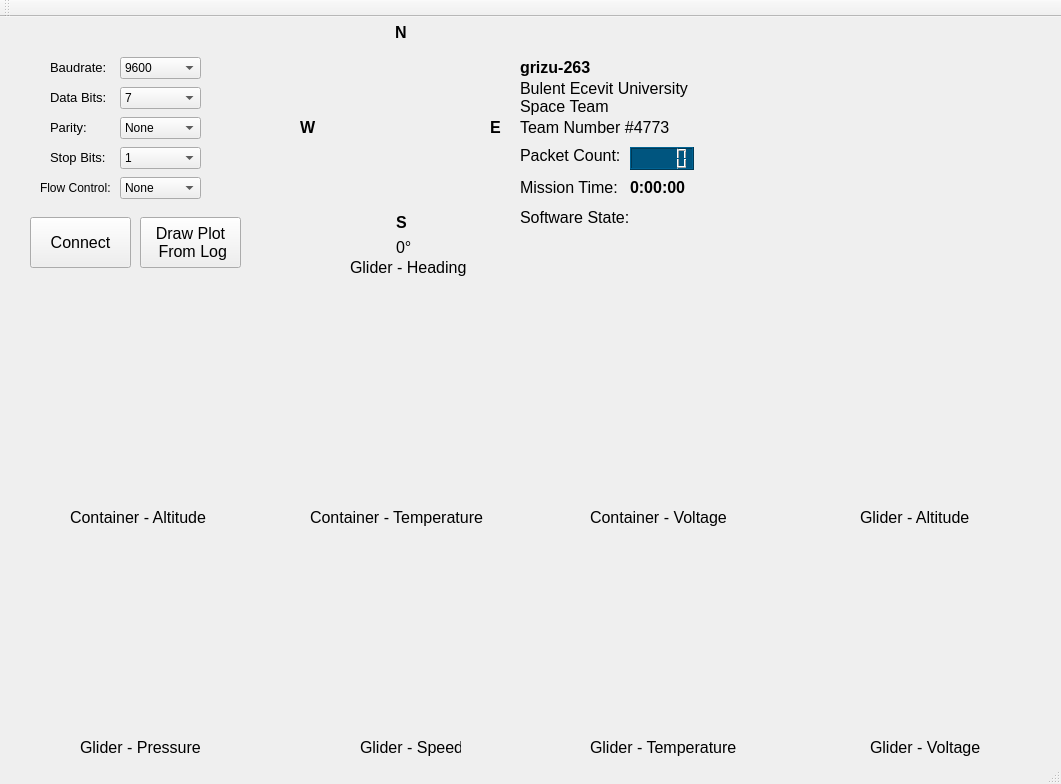
Old version of the form grizu-263_GCS/grizu-263_GCS/mainwindow.ui in the repository semsturgut/CanSat-2017-Ground-Control-Station.
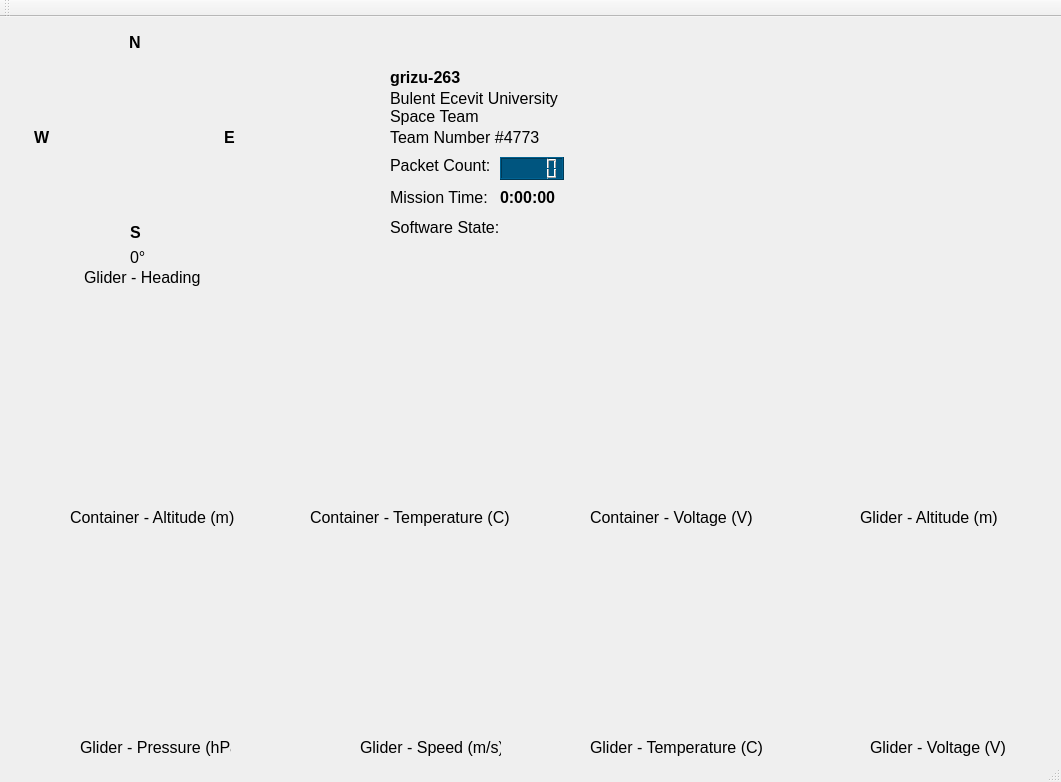
New version of the form. Custom widgets are drawn as their Qt base class.

Patch:
```diff
--- a/grizu-263_GCS/grizu-263_GCS/mainwindow.ui
+++ b/grizu-263_GCS/grizu-263_GCS/mainwindow.ui
@@ -7,7 +7,7 @@
     <x>0</x>
     <y>0</y>
     <width>1061</width>
-    <height>784</height>
+    <height>782</height>
    </rect>
   </property>
   <property name="windowTitle">
@@ -27,8 +27,8 @@
    <widget class="QLCDNumber" name="lcdNumber">
     <property name="geometry">
      <rect>
-      <x>630</x>
-      <y>130</y>
+      <x>500</x>
+      <y>140</y>
       <width>64</width>
       <height>23</height>
      </rect>
@@ -60,8 +60,8 @@
    <widget class="QLabel" name="label">
     <property name="geometry">
      <rect>
-      <x>520</x>
-      <y>130</y>
+      <x>390</x>
+      <y>140</y>
       <width>101</width>
       <height>16</height>
      </rect>
@@ -138,8 +138,8 @@
    <widget class="QLabel" name="pic_compass">
     <property name="geometry">
      <rect>
-      <x>320</x>
-      <y>30</y>
+      <x>54</x>
+      <y>40</y>
       <width>161</width>
       <height>161</height>
      </rect>
@@ -164,8 +164,8 @@
    <widget class="QLabel" name="label_2">
     <property name="geometry">
      <rect>
-      <x>395</x>
-      <y>0</y>
+      <x>129</x>
+      <y>10</y>
       <width>21</width>
       <height>31</height>
      </rect>
@@ -184,8 +184,8 @@
    <widget class="QLabel" name="label_3">
     <property name="geometry">
      <rect>
-      <x>396</x>
-      <y>190</y>
+      <x>130</x>
+      <y>200</y>
       <width>20</width>
       <height>31</height>
      </rect>
@@ -204,8 +204,8 @@
    <widget class="QLabel" name="label_4">
     <property name="geometry">
      <rect>
-      <x>300</x>
-      <y>90</y>
+      <x>34</x>
+      <y>100</y>
       <width>16</width>
       <height>41</height>
      </rect>
@@ -224,8 +224,8 @@
    <widget class="QLabel" name="label_5">
     <property name="geometry">
      <rect>
-      <x>490</x>
-      <y>90</y>
+      <x>224</x>
+      <y>100</y>
       <width>16</width>
       <height>41</height>
      </rect>
@@ -244,8 +244,8 @@
    <widget class="QLabel" name="label_6">
     <property name="geometry">
      <rect>
-      <x>520</x>
-      <y>40</y>
+      <x>390</x>
+      <y>50</y>
       <width>91</width>
       <height>21</height>
      </rect>
@@ -264,9 +264,9 @@
    <widget class="QLabel" name="label_7">
     <property name="geometry">
      <rect>
-      <x>520</x>
-      <y>60</y>
-      <width>171</width>
+      <x>390</x>
+      <y>70</y>
+      <width>181</width>
       <height>41</height>
      </rect>
     </property>
@@ -283,8 +283,8 @@
    <widget class="QLabel" name="label_8">
     <property name="geometry">
      <rect>
-      <x>520</x>
-      <y>100</y>
+      <x>390</x>
+      <y>110</y>
       <width>161</width>
       <height>21</height>
      </rect>
@@ -303,7 +303,7 @@
      <rect>
       <x>70</x>
       <y>490</y>
-      <width>151</width>
+      <width>181</width>
       <height>21</height>
      </rect>
     </property>
@@ -313,7 +313,7 @@
      </font>
     </property>
     <property name="text">
-     <string>Container - Altitude</string>
+     <string>Container - Altitude (m)</string>
     </property>
    </widget>
    <widget class="QLabel" name="label_10">
@@ -321,7 +321,7 @@
      <rect>
       <x>310</x>
       <y>490</y>
-      <width>181</width>
+      <width>211</width>
       <height>21</height>
      </rect>
     </property>
@@ -331,7 +331,7 @@
      </font>
     </property>
     <property name="text">
-     <string>Container - Temperature</string>
+     <string>Container - Temperature (C)</string>
     </property>
    </widget>
    <widget class="QLabel" name="label_11">
@@ -339,7 +339,7 @@
      <rect>
       <x>590</x>
       <y>490</y>
-      <width>141</width>
+      <width>171</width>
       <height>21</height>
      </rect>
     </property>
@@ -349,7 +349,7 @@
      </font>
     </property>
     <property name="text">
-     <string>Container - Voltage</string>
+     <string>Container - Voltage (V)</string>
     </property>
    </widget>
    <widget class="QLabel" name="label_12">
@@ -357,7 +357,7 @@
      <rect>
       <x>860</x>
       <y>490</y>
-      <width>121</width>
+      <width>151</width>
       <height>21</height>
      </rect>
     </property>
@@ -367,7 +367,7 @@
      </font>
     </property>
     <property name="text">
-     <string>Glider - Altitude</string>
+     <string>Glider - Altitude (m)</string>
     </property>
    </widget>
    <widget class="QLabel" name="label_13">
@@ -375,7 +375,7 @@
      <rect>
       <x>80</x>
       <y>720</y>
-      <width>121</width>
+      <width>151</width>
       <height>21</height>
      </rect>
     </property>
@@ -385,7 +385,7 @@
      </font>
     </property>
     <property name="text">
-     <string>Glider - Pressure</string>
+     <string>Glider - Pressure (hPa)</string>
     </property>
    </widget>
    <widget class="QLabel" name="label_14">
@@ -393,7 +393,7 @@
      <rect>
       <x>360</x>
       <y>720</y>
-      <width>101</width>
+      <width>141</width>
       <height>21</height>
      </rect>
     </property>
@@ -403,7 +403,7 @@
      </font>
     </property>
     <property name="text">
-     <string>Glider - Speed</string>
+     <string>Glider - Speed (m/s)</string>
     </property>
    </widget>
    <widget class="QLabel" name="label_15">
@@ -411,7 +411,7 @@
      <rect>
       <x>590</x>
       <y>720</y>
-      <width>151</width>
+      <width>181</width>
       <height>21</height>
      </rect>
     </property>
@@ -421,7 +421,7 @@
      </font>
     </property>
     <property name="text">
-     <string>Glider - Temperature</string>
+     <string>Glider - Temperature (C)</string>
     </property>
    </widget>
    <widget class="QLabel" name="label_16">
@@ -429,7 +429,7 @@
      <rect>
       <x>870</x>
       <y>720</y>
-      <width>111</width>
+      <width>141</width>
       <height>21</height>
      </rect>
     </property>
@@ -439,14 +439,14 @@
      </font>
     </property>
     <property name="text">
-     <string>Glider - Voltage</string>
+     <string>Glider - Voltage (V)</string>
     </property>
    </widget>
    <widget class="QLabel" name="label_17">
     <property name="geometry">
      <rect>
-      <x>350</x>
-      <y>240</y>
+      <x>84</x>
+      <y>250</y>
       <width>121</width>
       <height>21</height>
      </rect>
@@ -463,8 +463,8 @@
    <widget class="QLabel" name="label_18">
     <property name="geometry">
      <rect>
-      <x>520</x>
-      <y>160</y>
+      <x>390</x>
+      <y>170</y>
       <width>111</width>
       <height>21</height>
      </rect>
@@ -481,8 +481,8 @@
    <widget class="QLabel" name="label_19">
     <property name="geometry">
      <rect>
-      <x>630</x>
-      <y>160</y>
+      <x>500</x>
+      <y>170</y>
       <width>71</width>
       <height>21</height>
      </rect>
@@ -501,8 +501,8 @@
    <widget class="QLabel" name="label_20">
     <property name="geometry">
      <rect>
-      <x>520</x>
-      <y>190</y>
+      <x>390</x>
+      <y>200</y>
       <width>111</width>
       <height>21</height>
      </rect>
@@ -519,8 +519,8 @@
    <widget class="QLabel" name="pic_state">
     <property name="geometry">
      <rect>
-      <x>630</x>
-      <y>180</y>
+      <x>500</x>
+      <y>190</y>
       <width>51</width>
       <height>41</height>
      </rect>
@@ -529,284 +529,11 @@
      <string/>
     </property>
    </widget>
-   <widget class="QLabel" name="label_21">
-    <property name="geometry">
-     <rect>
-      <x>50</x>
-      <y>40</y>
-      <width>71</width>
-      <height>21</height>
-     </rect>
-    </property>
-    <property name="font">
-     <font>
-      <pointsize>10</pointsize>
-     </font>
-    </property>
-    <property name="text">
-     <string>Baudrate:</string>
-    </property>
-   </widget>
-   <widget class="QComboBox" name="comboBox">
-    <property name="geometry">
-     <rect>
-      <x>120</x>
-      <y>40</y>
-      <width>81</width>
-      <height>22</height>
-     </rect>
-    </property>
-    <item>
-     <property name="text">
-      <string>9600</string>
-     </property>
-    </item>
-    <item>
-     <property name="text">
-      <string>300</string>
-     </property>
-    </item>
-    <item>
-     <property name="text">
-      <string>1200</string>
-     </property>
-    </item>
-    <item>
-     <property name="text">
-      <string>2400</string>
-     </property>
-    </item>
-    <item>
-     <property name="text">
-      <string>4800</string>
-     </property>
-    </item>
-    <item>
-     <property name="text">
-      <string>14400</string>
-     </property>
-    </item>
-    <item>
-     <property name="text">
-      <string>19200</string>
-     </property>
-    </item>
-    <item>
-     <property name="text">
-      <string>28800</string>
-     </property>
-    </item>
-    <item>
-     <property name="text">
-      <string>38400</string>
-     </property>
-    </item>
-    <item>
-     <property name="text">
-      <string>57600</string>
-     </property>
-    </item>
-    <item>
-     <property name="text">
-      <string>115200</string>
-     </property>
-    </item>
-   </widget>
-   <widget class="QLabel" name="label_22">
-    <property name="geometry">
-     <rect>
-      <x>50</x>
-      <y>70</y>
-      <width>71</width>
-      <height>21</height>
-     </rect>
-    </property>
-    <property name="font">
-     <font>
-      <pointsize>10</pointsize>
-     </font>
-    </property>
-    <property name="text">
-     <string>Data Bits:</string>
-    </property>
-   </widget>
-   <widget class="QComboBox" name="comboBox_2">
-    <property name="geometry">
-     <rect>
-      <x>120</x>
-      <y>70</y>
-      <width>81</width>
-      <height>22</height>
-     </rect>
-    </property>
-    <item>
-     <property name="text">
-      <string>7</string>
-     </property>
-    </item>
-    <item>
-     <property name="text">
-      <string>8</string>
-     </property>
-    </item>
-   </widget>
-   <widget class="QComboBox" name="comboBox_3">
-    <property name="geometry">
-     <rect>
-      <x>120</x>
-      <y>100</y>
-      <width>81</width>
-      <height>22</height>
-     </rect>
-    </property>
-    <item>
-     <property name="text">
-      <string>None</string>
-     </property>
-    </item>
-    <item>
-     <property name="text">
-      <string>Even</string>
-     </property>
-    </item>
-    <item>
-     <property name="text">
-      <string>Mark</string>
-     </property>
-    </item>
-    <item>
-     <property name="text">
-      <string>Odd</string>
-     </property>
-    </item>
-    <item>
-     <property name="text">
-      <string>Space</string>
-     </property>
-    </item>
-   </widget>
-   <widget class="QLabel" name="label_23">
-    <property name="geometry">
-     <rect>
-      <x>50</x>
-      <y>100</y>
-      <width>71</width>
-      <height>21</height>
-     </rect>
-    </property>
-    <property name="font">
-     <font>
-      <pointsize>10</pointsize>
-     </font>
-    </property>
-    <property name="text">
-     <string>Parity:</string>
-    </property>
-   </widget>
-   <widget class="QComboBox" name="comboBox_4">
-    <property name="geometry">
-     <rect>
-      <x>120</x>
-      <y>130</y>
-      <width>81</width>
-      <height>22</height>
-     </rect>
-    </property>
-    <item>
-     <property name="text">
-      <string>1</string>
-     </property>
-    </item>
-    <item>
-     <property name="text">
-      <string>2</string>
-     </property>
-    </item>
-   </widget>
-   <widget class="QLabel" name="label_24">
-    <property name="geometry">
-     <rect>
-      <x>50</x>
-      <y>130</y>
-      <width>71</width>
-      <height>21</height>
-     </rect>
-    </property>
-    <property name="font">
-     <font>
-      <pointsize>10</pointsize>
-     </font>
-    </property>
-    <property name="text">
-     <string>Stop Bits:</string>
-    </property>
-   </widget>
-   <widget class="QComboBox" name="comboBox_5">
-    <property name="geometry">
-     <rect>
-      <x>120</x>
-      <y>160</y>
-      <width>81</width>
-      <height>22</height>
-     </rect>
-    </property>
-    <item>
-     <property name="text">
-      <string>None</string>
-     </property>
-    </item>
-    <item>
-     <property name="text">
-      <string>Hardware</string>
-     </property>
-    </item>
-    <item>
-     <property name="text">
-      <string>Xon/Xoff</string>
-     </property>
-    </item>
-   </widget>
-   <widget class="QLabel" name="label_25">
-    <property name="geometry">
-     <rect>
-      <x>40</x>
-      <y>160</y>
-      <width>71</width>
-      <height>21</height>
-     </rect>
-    </property>
-    <property name="font">
-     <font>
-      <pointsize>9</pointsize>
-     </font>
-    </property>
-    <property name="text">
-     <string>Flow Control:</string>
-    </property>
-   </widget>
-   <widget class="QPushButton" name="pushButton">
-    <property name="geometry">
-     <rect>
-      <x>30</x>
-      <y>200</y>
-      <width>101</width>
-      <height>51</height>
-     </rect>
-    </property>
-    <property name="font">
-     <font>
-      <pointsize>12</pointsize>
-     </font>
-    </property>
-    <property name="text">
-     <string>Connect</string>
-    </property>
-   </widget>
    <widget class="QLabel" name="label_26">
     <property name="geometry">
      <rect>
-      <x>396</x>
-      <y>220</y>
+      <x>130</x>
+      <y>230</y>
       <width>20</width>
       <height>21</height>
      </rect>
@@ -820,25 +547,6 @@
      <string>0°</string>
     </property>
    </widget>
-   <widget class="QPushButton" name="pushButton_2">
-    <property name="geometry">
-     <rect>
-      <x>140</x>
-      <y>200</y>
-      <width>101</width>
-      <height>51</height>
-     </rect>
-    </property>
-    <property name="font">
-     <font>
-      <pointsize>12</pointsize>
-     </font>
-    </property>
-    <property name="text">
-     <string>Draw Plot
- From Log</string>
-    </property>
-   </widget>
    <widget class="QLabel" name="pic_beun">
     <property name="geometry">
      <rect>
```
Left out of the diff: 2 changed lines with no effect on the pictures.
